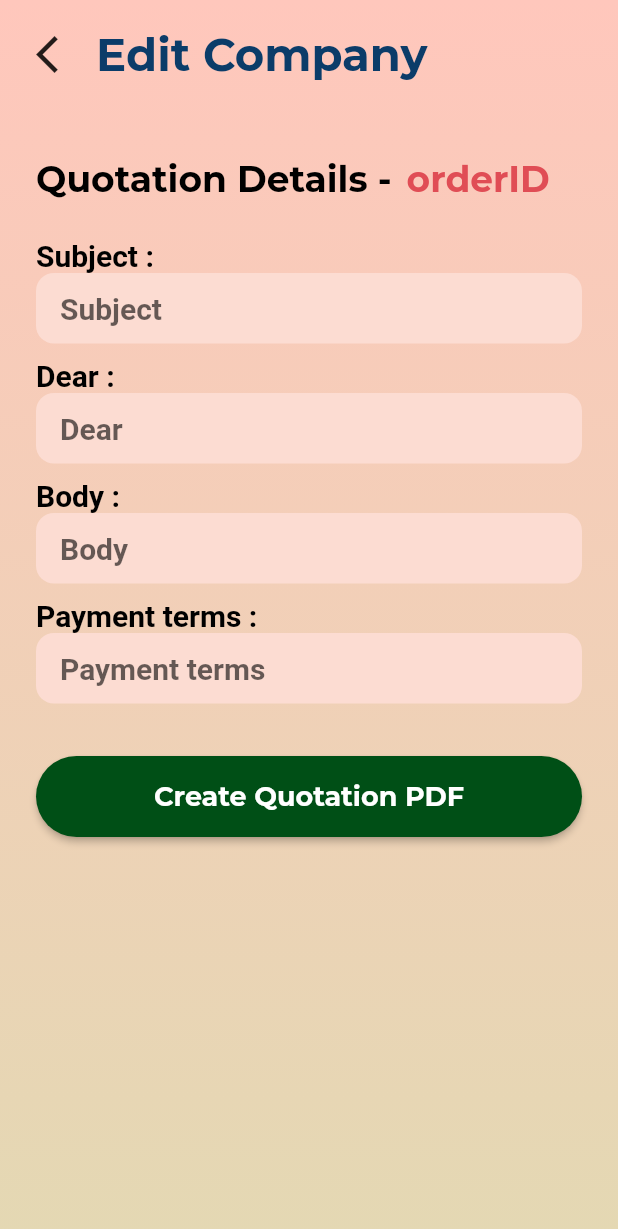
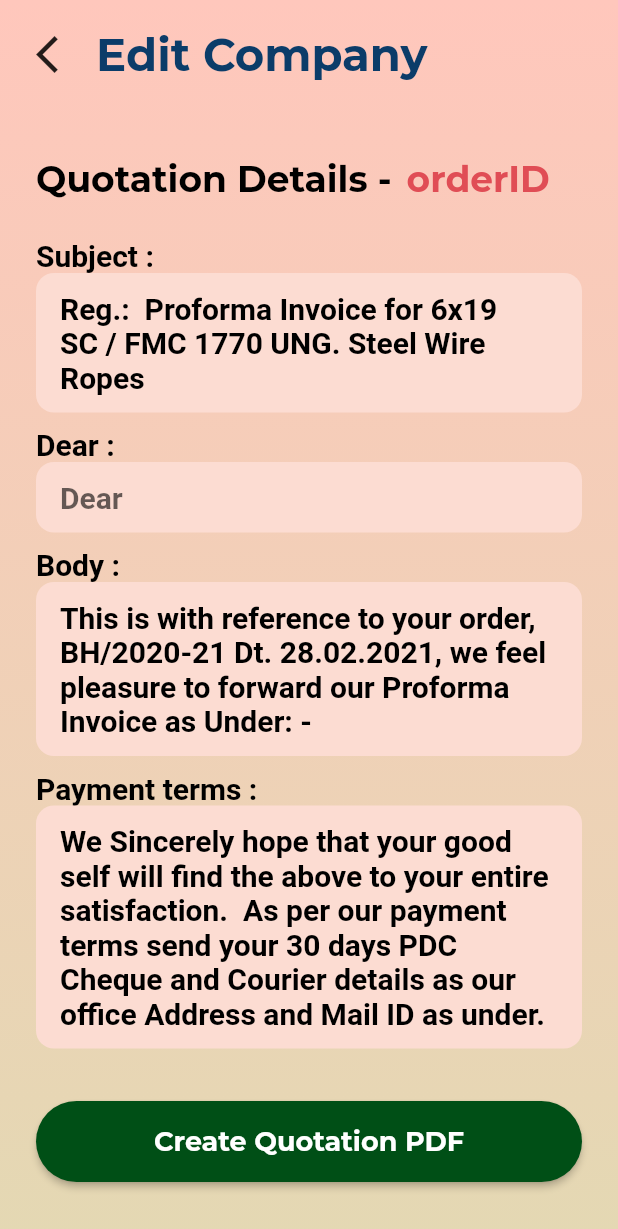
Before and after one commit to iyer99iyer/wire_ropes_prod, a Flutter app: the QuotationDetailsView screen opened by its route, on a phone screen of 412 x 824 dp. Shown: the top 1229 px of the screen. Run offline on Flutter 3.47's test engine with Material 2 defaults, Android fonts, the phone set to English and light mode, and no system bars; our stand-ins replace file_picker, freezed_annotation, google_fonts, sqflite, stacked, stacked_services; missing offline and left inert: excel, sqflite_migration_service; accounts and stored records are empty; statements that could not run were skipped.

Commit message:
Updated Stacked Packages
->  Updates the Stacked Packages and Also have rerun the Flutter build_runner
-> Also added initial test field for the controllers in quotation details.

```diff
--- a/lib/app/app.locator.dart
+++ b/lib/app/app.locator.dart
@@ -8,6 +8,7 @@
 
 import 'package:sqflite_migration_service/sqflite_migration_service.dart';
 import 'package:stacked/stacked.dart';
+import 'package:stacked/stacked_annotations.dart';
 import 'package:stacked_services/stacked_services.dart';
 
 import '../services/database_service.dart';
@@ -18,7 +19,12 @@ import '../services/process_excel_data.dart';
 
 final locator = StackedLocator.instance;
 
-void setupLocator() {
+void setupLocator({String? environment, EnvironmentFilter? environmentFilter}) {
+// Register environments
+  locator.registerEnvironment(
+      environment: environment, environmentFilter: environmentFilter);
+
+// Register dependencies
   locator.registerLazySingleton(() => NavigationService());
   locator.registerLazySingleton(() => BottomSheetService());
   locator.registerLazySingleton(() => DatabaseService());
--- a/lib/app/app.router.dart
+++ b/lib/app/app.router.dart
@@ -109,8 +109,11 @@ class StackedRouter extends RouterBase {
       );
     },
     QuotationDetailsView: (data) {
+      var args = data.getArgs<QuotationDetailsViewArguments>(
+        orElse: () => QuotationDetailsViewArguments(),
+      );
       return MaterialPageRoute<dynamic>(
-        builder: (context) => QuotationDetailsView(),
+        builder: (context) => QuotationDetailsView(key: args.key),
         settings: data,
       );
     },
@@ -139,3 +142,9 @@ class EditCompanyViewArguments {
   final Key? key;
   EditCompanyViewArguments({this.key});
 }
+
+/// QuotationDetailsView arguments holder class
+class QuotationDetailsViewArguments {
+  final Key? key;
+  QuotationDetailsViewArguments({this.key});
+}
--- a/lib/ui/Quotation/quotation_details/quotation_details_viewmodel.dart
+++ b/lib/ui/Quotation/quotation_details/quotation_details_viewmodel.dart
@@ -5,16 +5,23 @@ import 'package:stacked_services/stacked_services.dart';
 import 'package:wire_ropes/app/app.locator.dart';
 import 'package:wire_ropes/app/app.router.dart';
 
+import 'package:wire_ropes/ui/Quotation/quotation_details/quotation_details_view.form.dart';
+
 class QuotationDetailsViewModel extends FormViewModel{
 
   final _navigationService = locator<NavigationService>();
 
   Future init(TextEditingController subjectController, TextEditingController bodyController, TextEditingController termsController) async{
-
+      subjectController.text = "Reg.:  Proforma Invoice for 6x19 SC / FMC 1770 UNG. Steel Wire Ropes";
+      bodyController.text = "This is with reference to your order, BH/2020-21 Dt. 28.02.2021, we feel pleasure to forward our Proforma Invoice as Under: -";
+      termsController.text = "We Sincerely hope that your good self will find the above to your entire satisfaction.  As per our payment terms send your 30 days PDC Cheque and Courier details as our office Address and Mail ID as under.";
+      // notifyListeners();
   }
   void navigateToQuotationDetails(){
     _navigationService.navigateTo(Routes.quotationDetailsView);
   }
+
+
 
   @override
   void setFormStatus() {
--- a/pubspec.yaml
+++ b/pubspec.yaml
@@ -13,8 +13,8 @@ dependencies:
     sdk: flutter
 
   # Stacked
-  stacked: ^2.1.1
-  stacked_services: ^0.8.5
+  stacked: ^2.2.1
+  stacked_services: ^0.8.9
 
   # Freezed and json
   json_annotation: ^4.0.1
@@ -52,7 +52,7 @@ dev_dependencies:
   build_runner:
 
   # stacked generator to generate services and navigation routes
-  stacked_generator: ^0.4.1
+  stacked_generator: ^0.5.0
 
 #  dev dependencies for freezed
   freezed: ^0.14.1+3
```
Also changed, not shown: lib/ui/Quotation/quotation_details/quotation_details_view.dart (+0 -12 lines).
